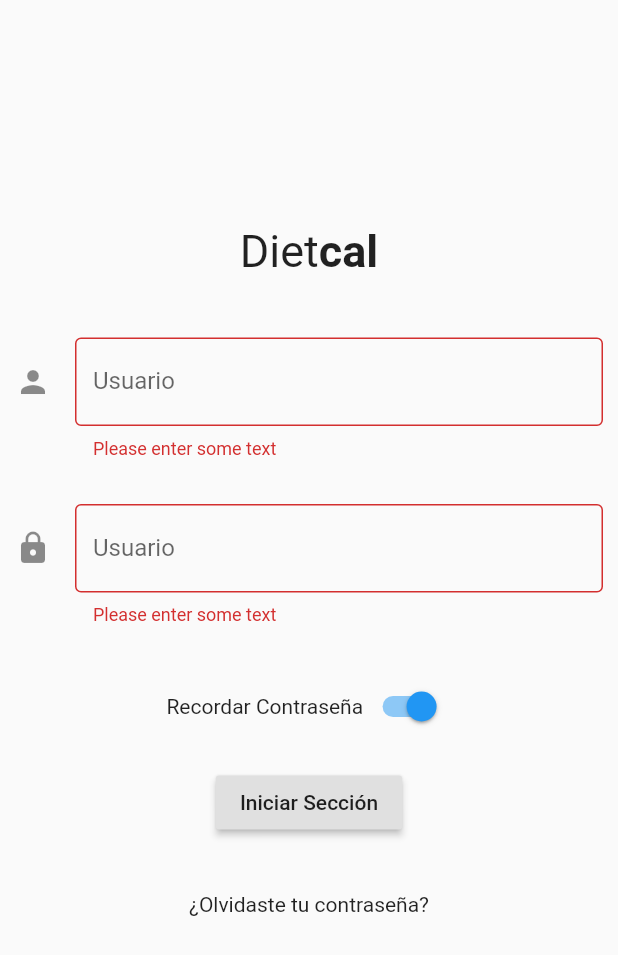
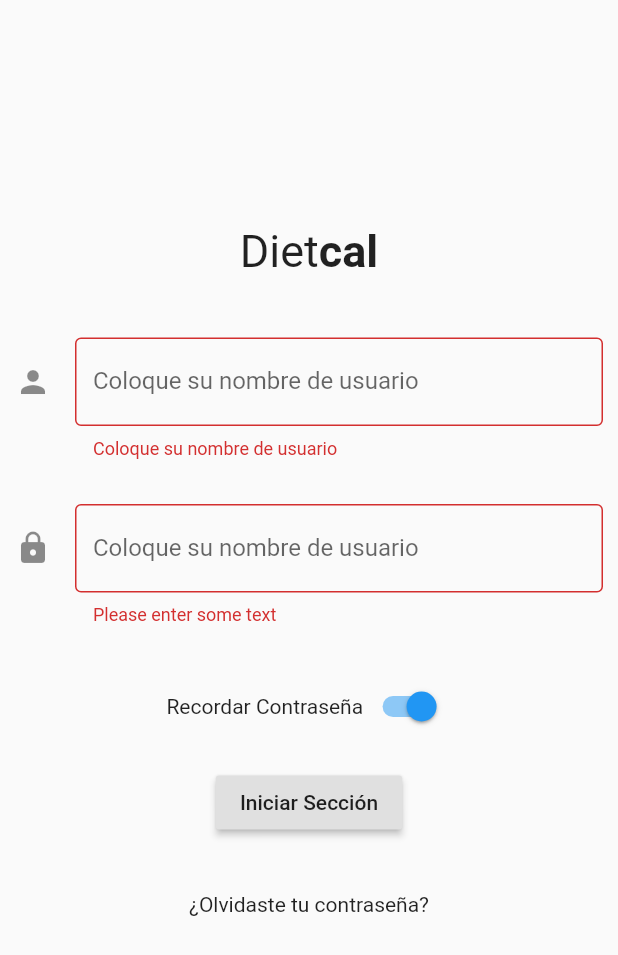
Before and after one commit to armpxd/Dietcal, a Flutter app: the screen it shows after launch, after a tap on "Iniciar Sección", on a phone screen of 412 x 824 dp. Shown: the top 955 px of the screen. Run offline on Flutter 3.47's test engine with Material 2 defaults, Android fonts, the phone set to English and light mode, and no system bars.

Commit message:
add constants in inputs

```diff
--- a/diet_cal_mobile/lib/userManegment/constants.dart
+++ b/diet_cal_mobile/lib/userManegment/constants.dart
@@ -0,0 +1,13 @@
+import 'package:flutter/material.dart';
+
+class LoginLiterals {
+  static const String userInputHintText = 'Coloque su nombre de usuario';
+  static const String userInputLabel = 'Coloque su nombre de usuario';
+  static const String userInputValidator = 'Coloque su nombre de usuario';
+  static const Icon userInputIcon = Icon(Icons.person);
+
+  static const String passwordInputHintText = 'Coloque su nombre de usuario';
+  static const String passwordInputLabel = 'Coloque su nombre de usuario';
+  static const String passwordInputValidator = 'Coloque su nombre de usuario';
+  static const Icon passwordInputIcon = Icon(Icons.lock);
+}
--- a/diet_cal_mobile/lib/userManegment/login.dart
+++ b/diet_cal_mobile/lib/userManegment/login.dart
@@ -1,4 +1,5 @@
 import 'package:flutter/material.dart';
+import 'constants.dart';
 
 class Login extends StatefulWidget {
   @override
@@ -42,13 +43,13 @@ class _LoginState extends State<Login> {
                             bottom: 30, top: 40, left: 10, right: 10),
                         child: TextFormField(
                           decoration: const InputDecoration(
-                              icon: Icon(Icons.person),
-                              hintText: 'Coloque su nombre de usuario',
-                              labelText: 'Usuario',
+                              icon: LoginLiterals.userInputIcon,
+                              hintText: LoginLiterals.userInputHintText,
+                              labelText: LoginLiterals.userInputLabel,
                               border: OutlineInputBorder()),
                           validator: (value) {
                             if (value.isEmpty) {
-                              return 'Please enter some text';
+                              return LoginLiterals.userInputValidator;
                             }
                             return null;
                           },
@@ -59,9 +60,9 @@ class _LoginState extends State<Login> {
                             bottom: 30, left: 10, right: 10),
                         child: TextFormField(
                           decoration: const InputDecoration(
-                              icon: Icon(Icons.lock),
-                              hintText: 'Coloque su nombre de usuario',
-                              labelText: 'Usuario',
+                              icon: LoginLiterals.passwordInputIcon,
+                              hintText: LoginLiterals.passwordInputHintText,
+                              labelText: LoginLiterals.passwordInputLabel,
                               border: OutlineInputBorder()),
                           validator: (value) {
                             if (value.isEmpty) {
```
